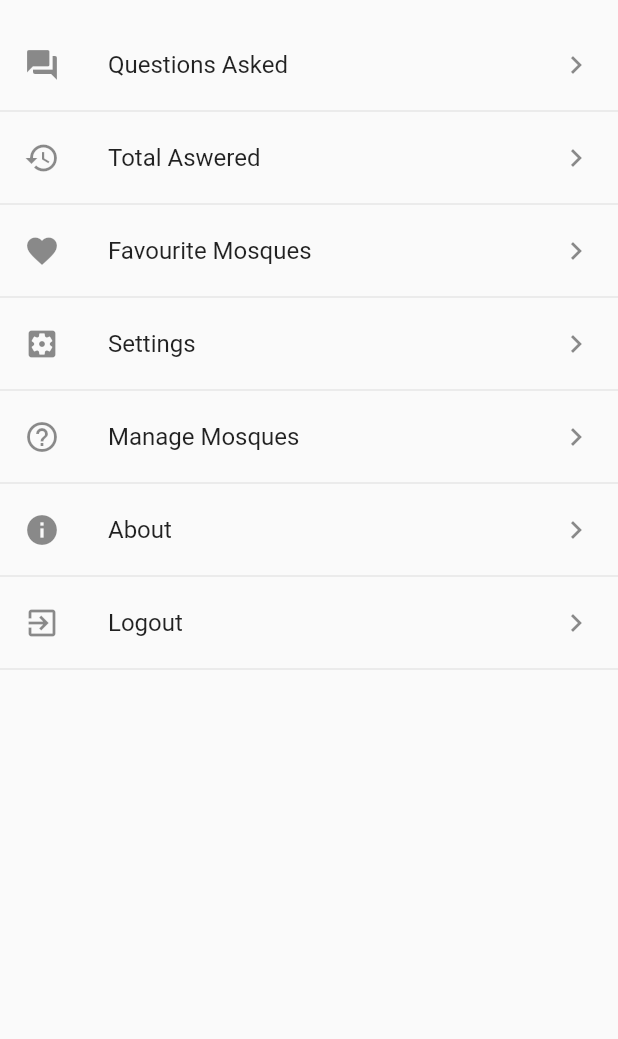
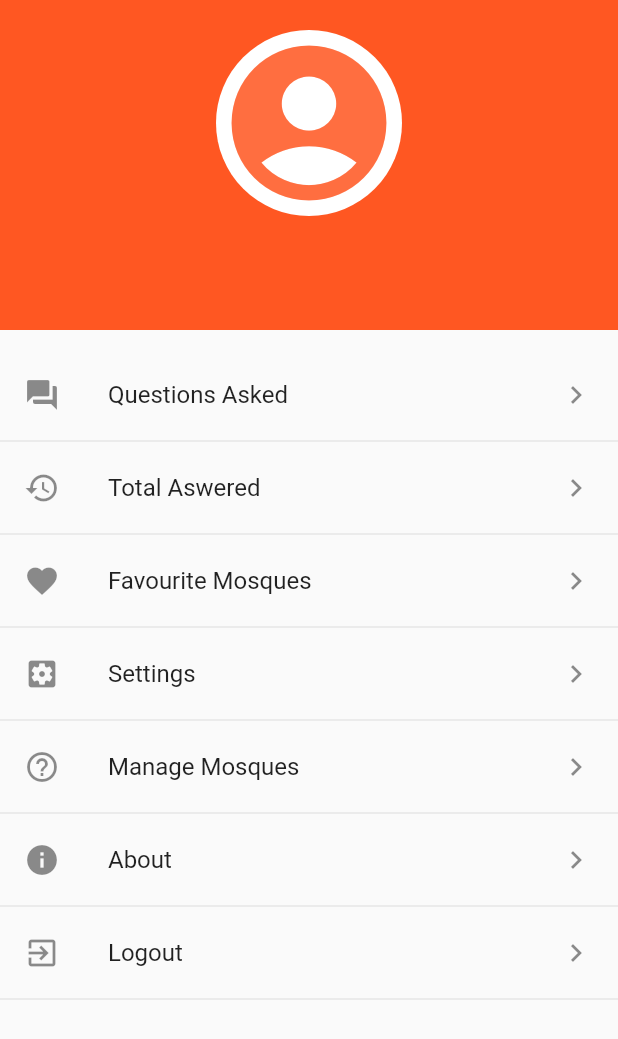
Before and after one commit to zeeshan237/smartmoskea, a Flutter app: what userProfile() shows on an empty page, opened directly, on a phone screen of 412 x 824 dp. Shown: the top 1039 px of the screen. Run offline on Flutter 3.47's test engine with Material 2 defaults, Android fonts, the phone set to English and light mode, and no system bars; our stand-ins replace cloud_firestore, curved_navigation_bar, firebase_auth, firebase_database, firebase_storage, flutter_spinkit and 6 more; missing offline and left inert: flutter_qiblah, volume; accounts and stored records are empty; network calls fail.

Commit message:
6th commit

```diff
--- a/lib/pages/userProfile.dart
+++ b/lib/pages/userProfile.dart
@@ -6,19 +6,12 @@ void main() {
   runApp(App());
 }
 
-
-
-
 class App extends StatelessWidget {
   Widget build(BuildContext context) {
     return MaterialApp(
       home: Scaffold(
         body: Column(
           children: <Widget>[
-            ProfileCard(
-              fullName: "Sheikh Hassan",
-              mail: "hassan57928@gmail.com",
-            ),
             userProfile(),
           ],
         ),
--- a/lib/pages/user_profile.dart
+++ b/lib/pages/user_profile.dart
@@ -1,6 +1,9 @@
+import 'package:cloud_firestore/cloud_firestore.dart';
+import 'package:firebase_auth/firebase_auth.dart';
 import 'package:flutter/material.dart';
 import 'package:smart_moskea/pages/about.dart';
 import 'package:smart_moskea/pages/manageMosque.dart';
+import 'package:smart_moskea/pages/profile_card.dart';
 
 import 'favorite.dart';
 import 'forum.dart';
@@ -12,13 +15,65 @@ class userProfile extends StatefulWidget {
 }
 
 class _userProfileState extends State<userProfile> {
+  updateDetails() {
+    setState(() {});
+  }
+
+  String accountEmail = "";
+  String accountName = "";
+
+  _userProfileState() {
+    userPRofileGet().then((value) {
+      if (value != null) {
+        this.accountEmail = value;
+        updateDetails();
+      }
+    });
+
+    getUserName().then((value) {
+      if (value != null) {
+        this.accountName = value;
+        updateDetails();
+      }
+    });
+  }
+
+  Future<String> userPRofileGet() async {
+    FirebaseUser user = await FirebaseAuth.instance.currentUser();
+    print('you are' + user.uid);
+    print('your email' + user.email);
+
+    //uuuser.get;
+    //final String email = user.uid.toString();
+    return user.email;
+  }
+
+  Future<String> getUserName() async {
+    FirebaseUser user = await FirebaseAuth.instance.currentUser();
+    DocumentSnapshot ds =
+        await Firestore.instance.collection('users').document(user.uid).get();
+    print('my uid' + user.uid);
+    print('my name' + ds.data['name']);
+    print('my email' + user.email);
+
+    return ds.data['name'];
+  }
+
   Widget build(BuildContext context) {
     return Column(
       children: <Widget>[
+        ProfileCard(
+          fullName: accountName,
+          mail: accountEmail,
+        ),
         SizedBox(
           height: 15.0,
         ),
-        buildTile1(context, "Questions Asked",Icons.question_answer,),
+        buildTile1(
+          context,
+          "Questions Asked",
+          Icons.question_answer,
+        ),
         buildTile2(context, "Total Aswered", Icons.history),
         buildTile3(context, "Favourite Mosques", Icons.favorite),
         buildTile4(context, "Settings", Icons.settings_applications),
@@ -40,8 +95,8 @@ class _userProfileState extends State<userProfile> {
           leading: Icon(icon),
           trailing: Icon(Icons.navigate_next),
           onTap: () {
-               Navigator.of(context).push(
-                  MaterialPageRoute(builder: (context) => forum()));
+            Navigator.of(context)
+                .push(MaterialPageRoute(builder: (context) => forum()));
           },
         ),
         Divider(
@@ -50,6 +105,7 @@ class _userProfileState extends State<userProfile> {
       ],
     );
   }
+
   Widget buildTile2(BuildContext context, String title, IconData icon) {
     return Column(
       children: <Widget>[
@@ -58,9 +114,8 @@ class _userProfileState extends State<userProfile> {
           leading: Icon(icon),
           trailing: Icon(Icons.navigate_next),
           onTap: () {
-             Navigator.of(context).push(
-             MaterialPageRoute(builder: (context) => forum()));
-
+            Navigator.of(context)
+                .push(MaterialPageRoute(builder: (context) => forum()));
           },
         ),
         Divider(
@@ -69,6 +124,7 @@ class _userProfileState extends State<userProfile> {
       ],
     );
   }
+
   Widget buildTile3(BuildContext context, String title, IconData icon) {
     return Column(
       children: <Widget>[
@@ -77,9 +133,8 @@ class _userProfileState extends State<userProfile> {
           leading: Icon(icon),
           trailing: Icon(Icons.navigate_next),
           onTap: () {
-             Navigator.of(context).push(
-                  MaterialPageRoute(builder: (context) => favorite()));
-
+            Navigator.of(context)
+                .push(MaterialPageRoute(builder: (context) => favorite()));
           },
         ),
         Divider(
@@ -88,6 +143,7 @@ class _userProfileState extends State<userProfile> {
       ],
     );
   }
+
   Widget buildTile4(BuildContext context, String title, IconData icon) {
     return Column(
       children: <Widget>[
@@ -106,6 +162,7 @@ class _userProfileState extends State<userProfile> {
       ],
     );
   }
+
   Widget buildTile5(BuildContext context, String title, IconData icon) {
     return Column(
       children: <Widget>[
@@ -114,29 +171,8 @@ class _userProfileState extends State<userProfile> {
           leading: Icon(icon),
           trailing: Icon(Icons.navigate_next),
           onTap: () {
-
-                Navigator.of(context).push(
-                  MaterialPageRoute(builder: (context) => manageMosque()));
-
-          },
-        ),
-        Divider(
-          height: 6.0,
-        ),
-      ],
-    );
-  }
-  Widget buildTile6(BuildContext context, String title, IconData icon) {
-    return Column(
-      children: <Widget>[
-        ListTile(
-          title: Text(title),
-          leading: Icon(icon),
-          trailing: Icon(Icons.navigate_next),
-           onTap: () {
-              Navigator.of(context).push(
-                  MaterialPageRoute(builder: (context) => about()));
-
+            Navigator.of(context)
+                .push(MaterialPageRoute(builder: (context) => manageMosque()));
           },
         ),
         Divider(
@@ -146,6 +182,24 @@ class _userProfileState extends State<userProfile> {
     );
   }
 
+  Widget buildTile6(BuildContext context, String title, IconData icon) {
+    return Column(
+      children: <Widget>[
+        ListTile(
+          title: Text(title),
+          leading: Icon(icon),
+          trailing: Icon(Icons.navigate_next),
+          onTap: () {
+            Navigator.of(context)
+                .push(MaterialPageRoute(builder: (context) => about()));
+          },
+        ),
+        Divider(
+          height: 6.0,
+        ),
+      ],
+    );
+  }
 
   Widget buildTile7(BuildContext context, String title, IconData icon) {
     return Column(
```
Lines whose indentation alone changed are shown as unchanged.
